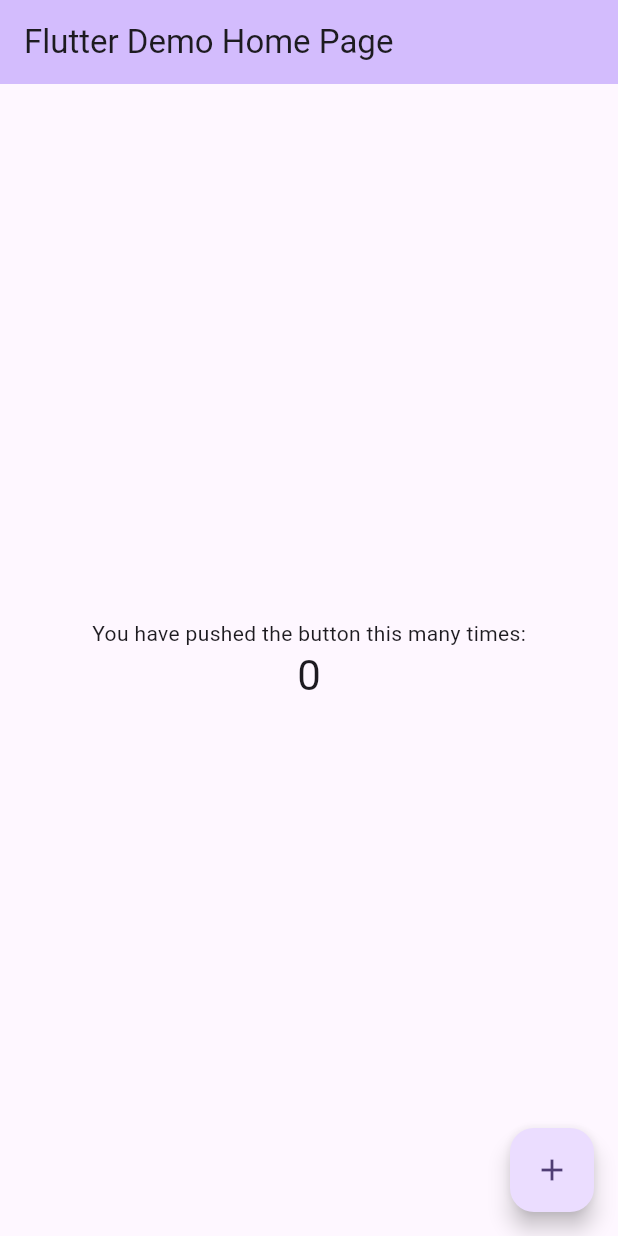
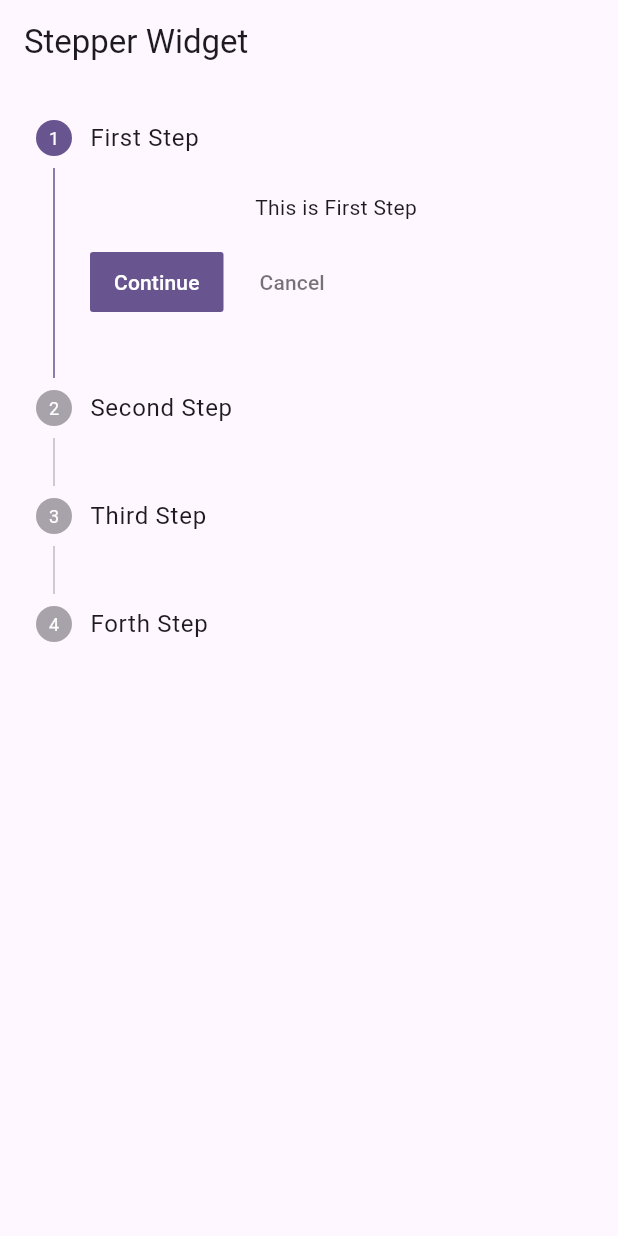
Before and after one commit to imsaranathgmail/flutter_widgets, a Flutter app: the screen it shows after launch, on a phone screen of 412 x 824 dp. Run offline on Flutter 3.47's test engine with Material 2 defaults, Android fonts, the phone set to English and light mode, and no system bars.

Commit message:
stepper_widget

```diff
--- a/lib/main.dart
+++ b/lib/main.dart
@@ -1,4 +1,5 @@
 import 'package:flutter/material.dart';
+import 'package:flutter_widgets/stepper_widget.dart';
 
 void main() {
   runApp(const MyApp());
@@ -11,115 +12,13 @@ class MyApp extends StatelessWidget {
   @override
   Widget build(BuildContext context) {
     return MaterialApp(
+      debugShowCheckedModeBanner: false,
       title: 'Flutter Demo',
       theme: ThemeData(
-        // This is the theme of your application.
-        //
-        // TRY THIS: Try running your application with "flutter run". You'll see
-        // the application has a blue toolbar. Then, without quitting the app,
-        // try changing the seedColor in the colorScheme below to Colors.green
-        // and then invoke "hot reload" (save your changes or press the "hot
-        // reload" button in a Flutter-supported IDE, or press "r" if you used
-        // the command line to start the app).
-        //
-        // Notice that the counter didn't reset back to zero; the application
-        // state is not lost during the reload. To reset the state, use hot
-        // restart instead.
-        //
-        // This works for code too, not just values: Most code changes can be
-        // tested with just a hot reload.
         colorScheme: ColorScheme.fromSeed(seedColor: Colors.deepPurple),
         useMaterial3: true,
       ),
-      home: const MyHomePage(title: 'Flutter Demo Home Page'),
+      home: const StepperWidget(),
     );
   }
 }
-
-class MyHomePage extends StatefulWidget {
-  const MyHomePage({super.key, required this.title});
-
-  // This widget is the home page of your application. It is stateful, meaning
-  // that it has a State object (defined below) that contains fields that affect
-  // how it looks.
-
-  // This class is the configuration for the state. It holds the values (in this
-  // case the title) provided by the parent (in this case the App widget) and
-  // used by the build method of the State. Fields in a Widget subclass are
-  // always marked "final".
-
-  final String title;
-
-  @override
-  State<MyHomePage> createState() => _MyHomePageState();
-}
-
-class _MyHomePageState extends State<MyHomePage> {
-  int _counter = 0;
-
-  void _incrementCounter() {
-    setState(() {
-      // This call to setState tells the Flutter framework that something has
-      // changed in this State, which causes it to rerun the build method below
-      // so that the display can reflect the updated values. If we changed
-      // _counter without calling setState(), then the build method would not be
-      // called again, and so nothing would appear to happen.
-      _counter++;
-    });
-  }
-
-  @override
-  Widget build(BuildContext context) {
-    // This method is rerun every time setState is called, for instance as done
-    // by the _incrementCounter method above.
-    //
-    // The Flutter framework has been optimized to make rerunning build methods
-    // fast, so that you can just rebuild anything that needs updating rather
-    // than having to individually change instances of widgets.
-    return Scaffold(
-      appBar: AppBar(
-        // TRY THIS: Try changing the color here to a specific color (to
-        // Colors.amber, perhaps?) and trigger a hot reload to see the AppBar
-        // change color while the other colors stay the same.
-        backgroundColor: Theme.of(context).colorScheme.inversePrimary,
-        // Here we take the value from the MyHomePage object that was created by
-        // the App.build method, and use it to set our appbar title.
-        title: Text(widget.title),
-      ),
-      body: Center(
-        // Center is a layout widget. It takes a single child and positions it
-        // in the middle of the parent.
-        child: Column(
-          // Column is also a layout widget. It takes a list of children and
-          // arranges them vertically. By default, it sizes itself to fit its
-          // children horizontally, and tries to be as tall as its parent.
-          //
-          // Column has various properties to control how it sizes itself and
-          // how it positions its children. Here we use mainAxisAlignment to
-          // center the children vertically; the main axis here is the vertical
-          // axis because Columns are vertical (the cross axis would be
-          // horizontal).
-          //
-          // TRY THIS: Invoke "debug painting" (choose the "Toggle Debug Paint"
-          // action in the IDE, or press "p" in the console), to see the
-          // wireframe for each widget.
-          mainAxisAlignment: MainAxisAlignment.center,
-          children: <Widget>[
-            const Text(
-              'You have pushed the button this many times:',
-            ),
-            Text(
-              '$_counter',
-              style: Theme.of(context).textTheme.headlineMedium,
-            ),
-          ],
-        ),
-      ),
-      floatingActionButton: FloatingActionButton(
-        onPressed: _incrementCounter,
-        tooltip: 'Increment',
-        child: const Icon(Icons.add),
-      ), // This trailing comma makes auto-formatting nicer for build methods.
-    );
-  }
-}
--- /dev/null
+++ b/lib/stepper_widget.dart
@@ -0,0 +1,65 @@
+import 'package:flutter/material.dart';
+
+class StepperWidget extends StatefulWidget {
+  const StepperWidget({super.key});
+
+  @override
+  State<StepperWidget> createState() => _StepperWidgetState();
+}
+
+class _StepperWidgetState extends State<StepperWidget> {
+  int _currStep = 0;
+
+  @override
+  Widget build(BuildContext context) {
+    return Scaffold(
+      appBar: AppBar(
+        title: const Text('Stepper Widget'),
+      ),
+      body: Stepper(
+        steps: [
+          Step(
+            isActive: _currStep == 0 ? true : false,
+            title: const Text('First Step'),
+            content: const Text('This is First Step'),
+          ),
+          Step(
+            isActive: _currStep == 1 ? true : false,
+            title: const Text('Second Step'),
+            content: const Text('This is Second Step'),
+          ),
+          Step(
+            isActive: _currStep == 2 ? true : false,
+            title: const Text('Third Step'),
+            content: const Text('This is Third Step'),
+          ),
+          Step(
+            isActive: _currStep == 3 ? true : false,
+            title: const Text('Forth Step'),
+            content: const Text('This is Forth Step'),
+          ),
+        ],
+        onStepTapped: (value) {
+          setState(() {
+            _currStep = value;
+          });
+        },
+        currentStep: _currStep,
+        onStepContinue: () {
+          if (_currStep != 3) {
+            setState(() {
+              _currStep += 1;
+            });
+          }
+        },
+        onStepCancel: () {
+          if (_currStep != 0) {
+            setState(() {
+              _currStep -= 1;
+            });
+          }
+        },
+      ),
+    );
+  }
+}
```
